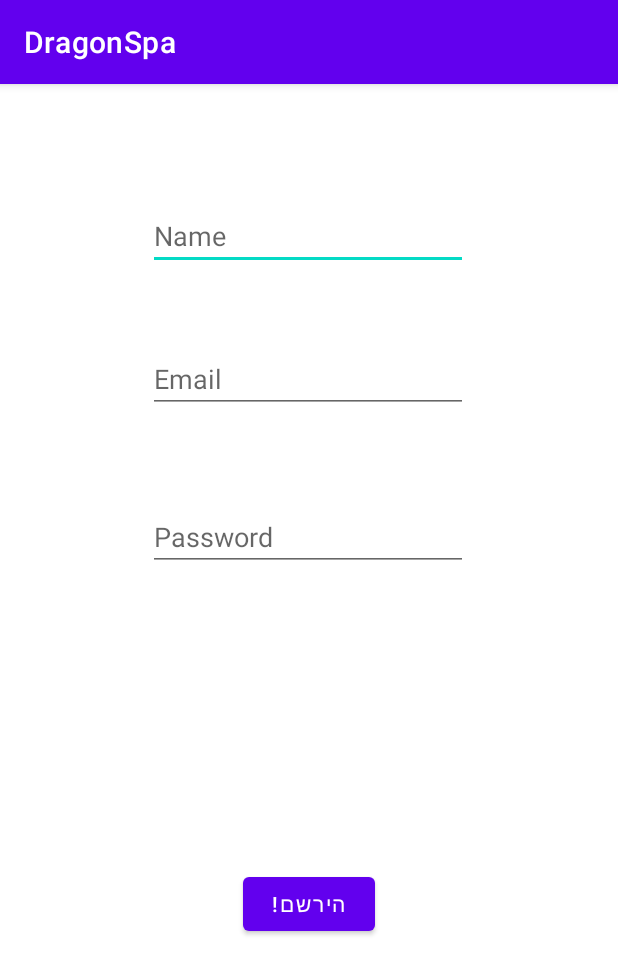
After one commit to LiadBenMoshe/DragonSpa, an Android app: the register_activity screen opened directly, with no data from a screen before it, on a phone screen of 412 x 824 dp. The commit adds this screen. Shown: the top 974 px of the screen. Run offline under Robolectric (Android 15) with nearby library versions, the phone set to English and light mode, and no system bars; our stand-ins replace Firebase (no records; nobody signed in at launch, a user with empty details on screens opened directly).

Commit message:
register edit
register edit

```diff
--- a/app/src/main/AndroidManifest.xml
+++ b/app/src/main/AndroidManifest.xml
@@ -9,6 +9,7 @@
         android:roundIcon="@mipmap/ic_launcher_round"
         android:supportsRtl="true"
         android:theme="@style/Theme.DragonSpa">
+        <activity android:name=".register_activity"></activity>
         <activity android:name=".MainActivity">
             <intent-filter>
                 <action android:name="android.intent.action.MAIN" />
--- /dev/null
+++ b/app/src/main/java/com/example/dragonspa/register_activity.java
@@ -0,0 +1,74 @@
+package com.example.dragonspa;
+
+import android.content.Intent;
+import android.os.Bundle;
+import android.view.View;
+import android.widget.Button;
+import android.widget.EditText;
+import android.widget.Toast;
+
+import androidx.annotation.NonNull;
+import androidx.appcompat.app.AppCompatActivity;
+
+import com.google.android.gms.tasks.OnCompleteListener;
+import com.google.android.gms.tasks.Task;
+import com.google.firebase.auth.AuthResult;
+import com.google.firebase.auth.FirebaseAuth;
+
+public class register_activity extends AppCompatActivity {
+    private EditText userName, userEmail, userPassword;
+    private Button register;
+
+
+
+    @Override
+    protected void onCreate(Bundle savedInstanceState) {
+        super.onCreate(savedInstanceState);
+        setContentView(R.layout.activity_register_activity);
+        setupUIviews();
+        register.setOnClickListener(new View.OnClickListener() {
+            private FirebaseAuth fireBaseAuth = FirebaseAuth.getInstance();
+            @Override
+            public void onClick(View view) {
+                if (validate()) {
+                    String user_email = userEmail.getText().toString().trim();
+                    String user_password = userPassword.getText().toString().trim();
+                    fireBaseAuth.createUserWithEmailAndPassword(user_email,user_password).addOnCompleteListener(new OnCompleteListener<AuthResult>() {
+                        @Override
+                        public void onComplete(@NonNull Task<AuthResult> task) {
+                            if(task.isSuccessful()){
+                                Toast.makeText(register_activity.this,"register secssesfull",Toast.LENGTH_SHORT).show();
+                                startActivity(new Intent(register_activity.this,MainActivity.class));
+                            }else{
+                                Toast.makeText(register_activity.this,"register failed",Toast.LENGTH_SHORT).show();
+
+                            }
+                        }
+                    });
+
+                }
+            }
+        });
+    }
+
+    private void setupUIviews() {
+        userName = (EditText) findViewById(R.id.edUserName);
+        userEmail = (EditText) findViewById(R.id.edUserEmail);
+        userPassword = (EditText) findViewById(R.id.edUserPassword);
+        register = (Button) findViewById(R.id.register);
+    }
+
+    private Boolean validate() {
+        Boolean ans = false;
+        String name = userName.getText().toString();
+        String Email = userEmail.getText().toString();
+        String Password = userPassword.getText().toString();
+
+        if (name.isEmpty() || Email.isEmpty() || Password.isEmpty()) {
+            Toast.makeText(this, "please enter all the details", Toast.LENGTH_LONG).show();
+        } else {
+            ans = true;
+        }
+          return ans;
+    }
+}
--- /dev/null
+++ b/app/src/main/res/layout/activity_register_activity.xml
@@ -0,0 +1,61 @@
+<?xml version="1.0" encoding="utf-8"?>
+<androidx.constraintlayout.widget.ConstraintLayout xmlns:android="http://schemas.android.com/apk/res/android"
+    xmlns:app="http://schemas.android.com/apk/res-auto"
+    xmlns:tools="http://schemas.android.com/tools"
+    android:id="@+id/etUserName"
+    android:layout_width="match_parent"
+    android:layout_height="match_parent"
+    tools:context=".register_activity">
+
+    <EditText
+        android:id="@+id/edUserName"
+        android:layout_width="wrap_content"
+        android:layout_height="wrap_content"
+        android:ems="10"
+        android:hint="Name"
+        android:inputType="textPersonName"
+        app:layout_constraintBottom_toBottomOf="parent"
+        app:layout_constraintEnd_toEndOf="parent"
+        app:layout_constraintHorizontal_bias="0.497"
+        app:layout_constraintStart_toStartOf="parent"
+        app:layout_constraintTop_toTopOf="parent"
+        app:layout_constraintVertical_bias="0.109" />
+
+    <EditText
+        android:id="@+id/edUserEmail"
+        android:layout_width="wrap_content"
+        android:layout_height="wrap_content"
+        android:ems="10"
+        android:hint="Email"
+        android:inputType="textEmailAddress"
+        app:layout_constraintBottom_toBottomOf="parent"
+        app:layout_constraintEnd_toEndOf="parent"
+        app:layout_constraintHorizontal_bias="0.497"
+        app:layout_constraintStart_toStartOf="parent"
+        app:layout_constraintTop_toBottomOf="@+id/edUserName"
+        app:layout_constraintVertical_bias="0.084" />
+
+    <EditText
+        android:id="@+id/edUserPassword"
+        android:layout_width="wrap_content"
+        android:layout_height="wrap_content"
+        android:ems="10"
+        android:hint="Password"
+        android:inputType="textPassword"
+        app:layout_constraintBottom_toBottomOf="parent"
+        app:layout_constraintEnd_toEndOf="parent"
+        app:layout_constraintHorizontal_bias="0.497"
+        app:layout_constraintStart_toStartOf="parent"
+        app:layout_constraintTop_toBottomOf="@+id/edUserEmail"
+        app:layout_constraintVertical_bias="0.119" />
+
+    <Button
+        android:id="@+id/register"
+        android:layout_width="wrap_content"
+        android:layout_height="wrap_content"
+        android:text="הירשם!"
+        app:layout_constraintBottom_toBottomOf="parent"
+        app:layout_constraintEnd_toEndOf="parent"
+        app:layout_constraintStart_toStartOf="parent"
+        app:layout_constraintTop_toBottomOf="@+id/edUserPassword" />
+</androidx.constraintlayout.widget.ConstraintLayout>
--- a/build.gradle
+++ b/build.gradle
@@ -6,7 +6,7 @@ buildscript {
     }
     dependencies {
         classpath "com.android.tools.build:gradle:4.1.0"
-        classpath "com.google.gms:google-services:4.0.1"
+        classpath "com.google.gms:google-services:4.3.4"
         // NOTE: Do not place your application dependencies here; they belong
         // in the individual module build.gradle files
     }
```
Also changed, not shown: app/build.gradle (+14 -5 lines), app/src/main/java/com/example/dragonspa/MainActivity.java (+7 -2 lines), app/src/main/res/layout/activity_main.xml (+9 -4 lines), 3 other files.
